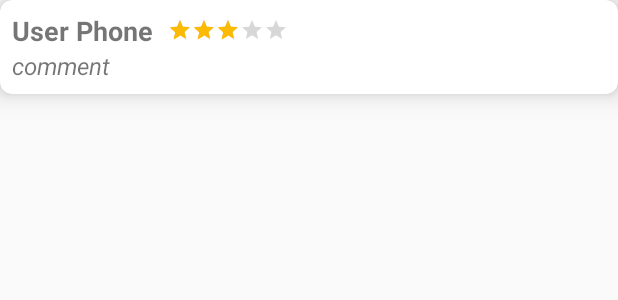
After one commit to ShinMyeongJi/Fooding_demo, an Android app: the layout comment_layout.xml on its own in the app's theme, with its tools: preview values and no code run, on a phone screen of 412 x 824 dp. The commit adds this screen. Shown: the top 300 px of the screen. Run offline under Robolectric (Android 15) with nearby library versions, the phone set to English and light mode, and no system bars; Roboto replaces fonts that are not available here.

Commit message:
댓글 목록

```diff
--- a/app/src/main/java/com/dev/eatit/common/Common.kt
+++ b/app/src/main/java/com/dev/eatit/common/Common.kt
@@ -13,7 +13,7 @@ import retrofit2.Retrofit
 class Common {
     companion object{
         lateinit var currentUser : User
-
+        val FOOD_ID = "FoodId"
         private val BASE_URL = "https://fcm.googleapis.com/"
 
         fun getFCMService(): ApiService? {
--- /dev/null
+++ b/app/src/main/res/layout/comment_layout.xml
@@ -0,0 +1,52 @@
+<?xml version="1.0" encoding="utf-8"?>
+<androidx.cardview.widget.CardView
+    xmlns:android="http://schemas.android.com/apk/res/android"
+    xmlns:app="http://schemas.android.com/apk/res-auto"
+    android:layout_width="match_parent"
+    android:layout_height="wrap_content"
+    app:cardElevation="10dp"
+    app:cardCornerRadius="8dp"
+    android:layout_marginBottom="8dp"
+    >
+
+    <LinearLayout
+        android:orientation="vertical"
+        android:layout_margin="8dp"
+        android:layout_width="match_parent"
+        android:layout_height="wrap_content">
+
+        <LinearLayout
+            android:orientation="horizontal"
+            android:layout_width="match_parent"
+            android:layout_height="wrap_content">
+
+            <TextView
+                android:id="@+id/txtUserPhone"
+                android:layout_width="wrap_content"
+                android:layout_height="wrap_content"
+                android:text="User Phone"
+                android:textSize="18sp"
+                android:textStyle="bold"/>
+
+            <RatingBar
+                android:id="@+id/ratingOfComment"
+                android:layout_marginLeft="10dp"
+                android:layout_gravity="center_vertical"
+                style="?android:attr/ratingBarStyleSmall"
+                android:rating="3"
+                android:layout_width="wrap_content"
+                android:layout_height="wrap_content"/>
+
+        </LinearLayout>
+
+        <TextView
+            android:id="@+id/txtComment"
+            android:layout_width="wrap_content"
+            android:layout_height="wrap_content"
+            android:text="comment"
+            android:textSize="16sp"
+            android:textStyle="italic"/>
+
+    </LinearLayout>
+
+</androidx.cardview.widget.CardView>
```
Also changed, not shown: app/src/main/AndroidManifest.xml (+14 -11 lines), app/src/main/java/com/dev/eatit/FoodDeatils.kt (+25 -2 lines), app/src/main/java/com/dev/eatit/ShowComment.kt (added, +113 -0 lines), app/src/main/java/com/dev/eatit/ViewHolder/ShowCommentViewHolder.java (added, +23 -0 lines), app/src/main/res/layout/activity_food_deatils.xml (+9 -0 lines), app/src/main/res/layout/activity_show_comment.xml (added, +18 -0 lines).
